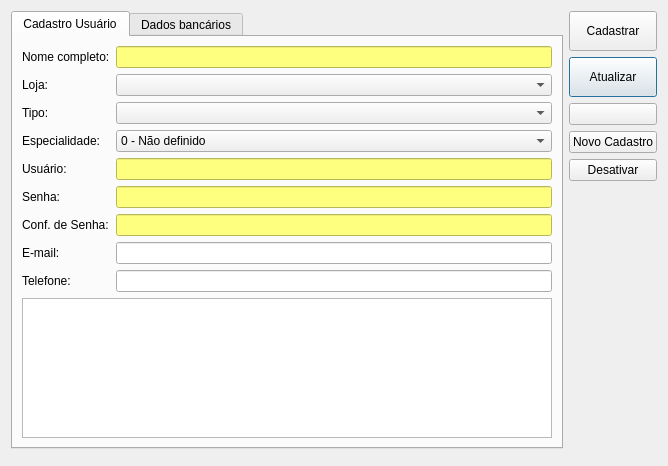
Qt form ui/cadastrousuario.ui (darktorres/ERP-STACCATO) before a commit.
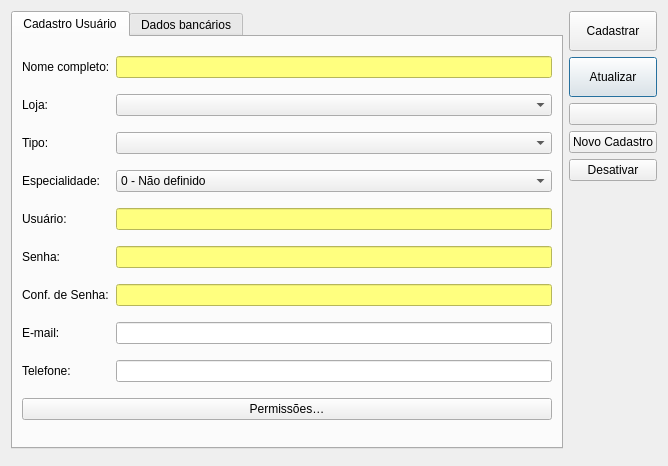
The same form after that commit. Icons and pictures are not drawn. Custom widgets are drawn as their Qt base class.

Commit message: Adiciona sistema de permissoes granular por perfil/usuario

What changed in the file:
```diff
--- a/ui/cadastrousuario.ui
+++ b/ui/cadastrousuario.ui
@@ -332,7 +332,11 @@
         </widget>
        </item>
        <item row="9" column="0" colspan="2">
-        <widget class="QTableView" name="table"/>
+        <widget class="QPushButton" name="pushButtonPermissoes">
+         <property name="text">
+          <string>Permissões…</string>
+         </property>
+        </widget>
        </item>
       </layout>
      </widget>
```
Left out of the diff: 2 changed lines with no effect on the pictures. The commit also changes 103 other files.
